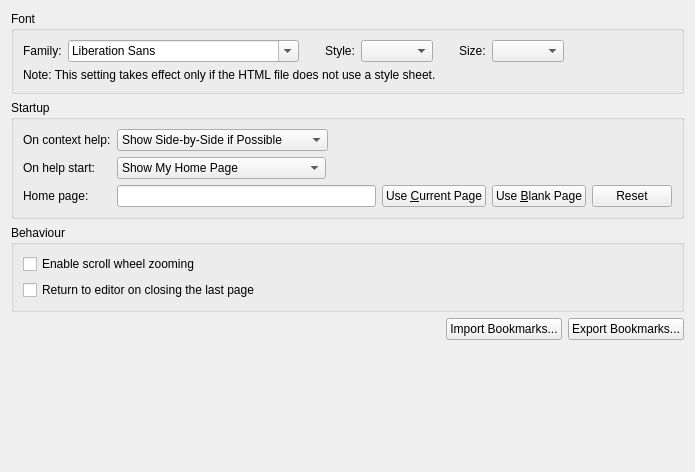
Qt form src/plugins/help/generalsettingspage.ui (qt-creator/qt-creator) before a commit.
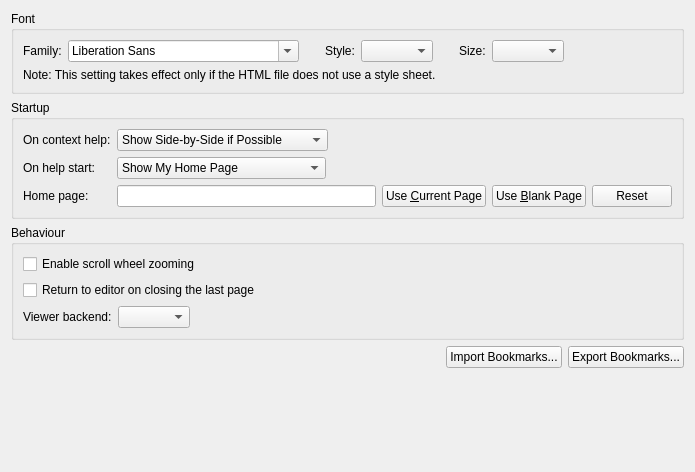
The same form after that commit.

Commit message:
Help: Add option for help viewer backend
Add "Reload" menu item, which re-creates the help viewer with the
current backend.

```diff
--- a/src/plugins/help/generalsettingspage.ui
+++ b/src/plugins/help/generalsettingspage.ui
@@ -305,6 +305,33 @@
         </property>
        </widget>
       </item>
+      <item>
+       <layout class="QHBoxLayout" name="horizontalLayout_5">
+        <item>
+         <widget class="QLabel" name="viewerBackendLabel">
+          <property name="text">
+           <string>Viewer backend:</string>
+          </property>
+         </widget>
+        </item>
+        <item>
+         <widget class="QComboBox" name="viewerBackend"/>
+        </item>
+        <item>
+         <spacer name="horizontalSpacer">
+          <property name="orientation">
+           <enum>Qt::Horizontal</enum>
+          </property>
+          <property name="sizeHint" stdset="0">
+           <size>
+            <width>40</width>
+            <height>20</height>
+           </size>
+          </property>
+         </spacer>
+        </item>
+       </layout>
+      </item>
      </layout>
     </widget>
    </item>
@@ -337,6 +364,15 @@
             </color>
            </brush>
           </colorrole>
+          <colorrole role="PlaceholderText">
+           <brush brushstyle="NoBrush">
+            <color alpha="128">
+             <red>255</red>
+             <green>0</green>
+             <blue>0</blue>
+            </color>
+           </brush>
+          </colorrole>
          </active>
          <inactive>
           <colorrole role="Text">
@@ -348,6 +384,15 @@
             </color>
            </brush>
           </colorrole>
+          <colorrole role="PlaceholderText">
+           <brush brushstyle="NoBrush">
+            <color alpha="128">
+             <red>255</red>
+             <green>0</green>
+             <blue>0</blue>
+            </color>
+           </brush>
+          </colorrole>
          </inactive>
          <disabled>
           <colorrole role="Text">
@@ -359,6 +404,15 @@
             </color>
            </brush>
           </colorrole>
+          <colorrole role="PlaceholderText">
+           <brush brushstyle="NoBrush">
+            <color alpha="128">
+             <red>255</red>
+             <green>0</green>
+             <blue>0</blue>
+            </color>
+           </brush>
+          </colorrole>
          </disabled>
         </palette>
        </property>
```
The commit also changes 5 other files.
